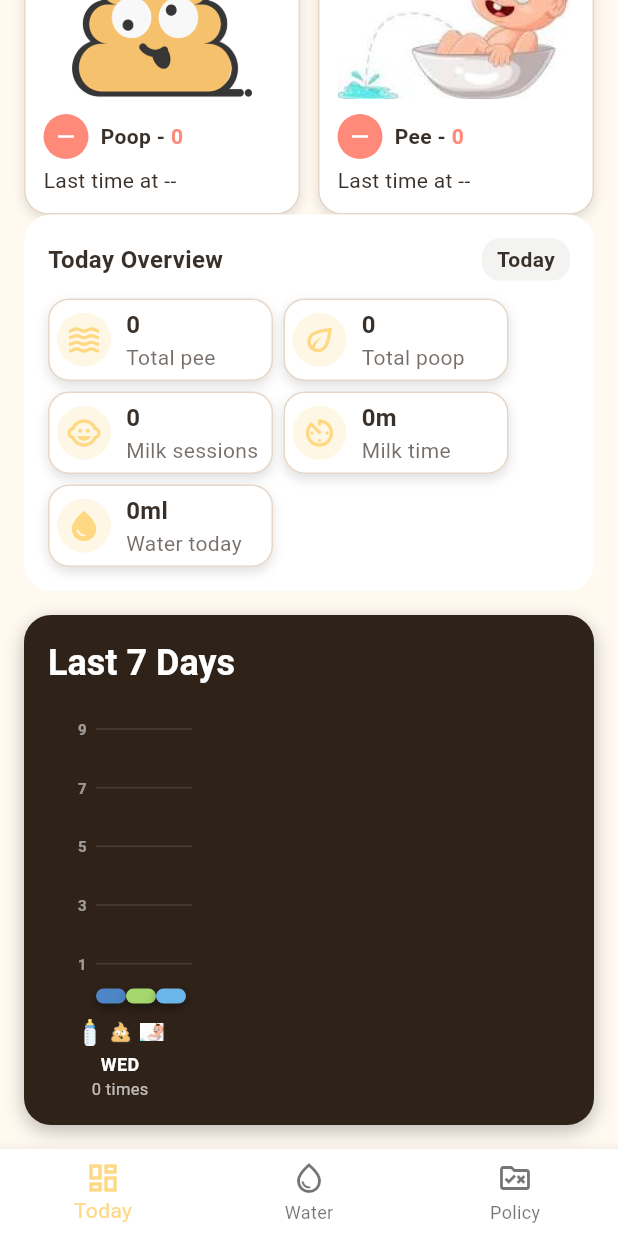
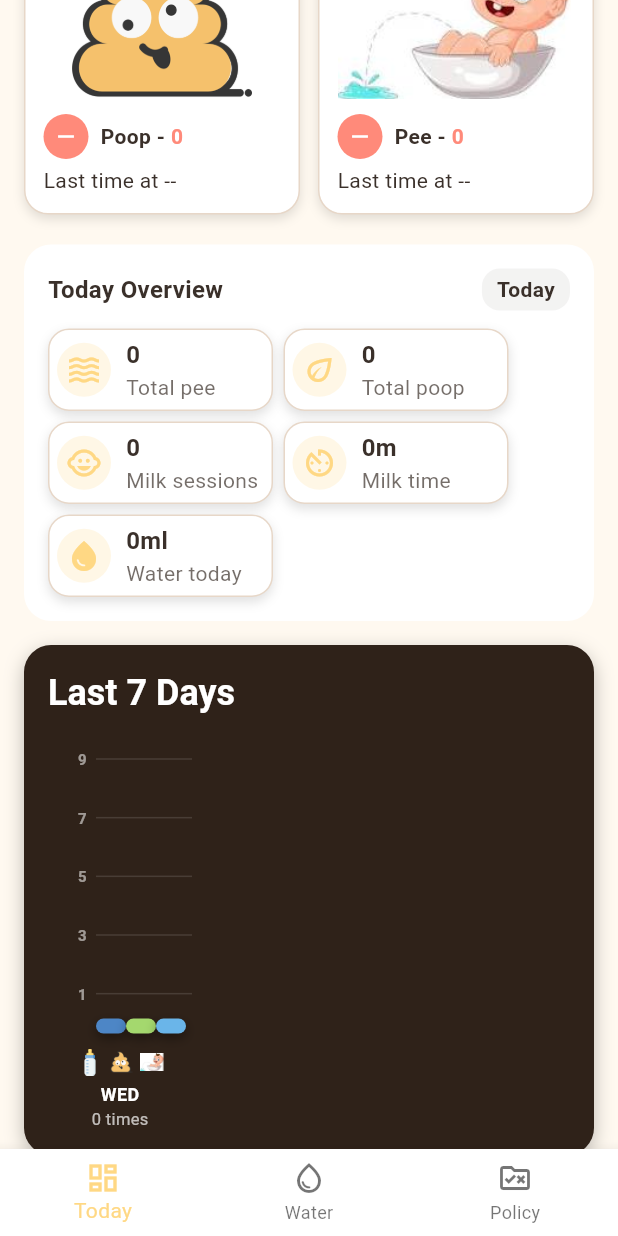
Before and after one commit to pthan/mybaby, a Flutter app: the screen it shows after launch, scrolled down 523 dp, on a phone screen of 412 x 824 dp. Run offline on Flutter 3.47's test engine with Material 3 defaults, Android fonts, the phone set to English and light mode, and no system bars; our stand-ins replace flutter_local_notifications, flutter_riverpod, sqflite, timezone, wakelock_plus; missing offline and left inert: excel; accounts and stored records are empty.

Commit message:
updating policy reflect on screen

```diff
--- a/lib/presentation/screens/today_summary_screen.dart
+++ b/lib/presentation/screens/today_summary_screen.dart
@@ -358,7 +358,9 @@ class _OverviewCard extends ConsumerWidget {
   Widget build(BuildContext context, WidgetRef ref) {
     final waterState = ref.watch(waterControllerProvider);
     final totalFeastSeconds = (state.summary?.totalFeastTimeSec ?? 0) + (state.activeFeeding ? state.elapsed.inSeconds : 0);
-    return _SectionCard(
+    return Container(
+      padding:EdgeInsets.only(top: 20),
+      child: _SectionCard(
         child: Column(
           crossAxisAlignment: CrossAxisAlignment.start,
           children: [
@@ -388,6 +390,7 @@ class _OverviewCard extends ConsumerWidget {
               ],
             ),
           ],
+        ),
       ),
     );
   }
--- a/lib/presentation/viewmodels/today_summary_controller.dart
+++ b/lib/presentation/viewmodels/today_summary_controller.dart
@@ -400,6 +400,11 @@ class TodaySummaryController extends StateNotifier<TodaySummaryState> {
     _restartCountdownTimer();
     await _refreshRecentSummaries();
     if (nextFromSummary != null && remindersEnabled) {
+      // Cancel any pending alarm and reschedule using the new policy window.
+      try {
+        await _reminderService.cancelMilkReminder();
+      } catch (_) {}
+      await _reminderRepository.setNextTrigger('feast_milk', nextFromSummary);
       await _scheduleMilkReminder(nextFromSummary);
     } else {
       try {
```
Lines whose indentation alone changed are shown as unchanged.
